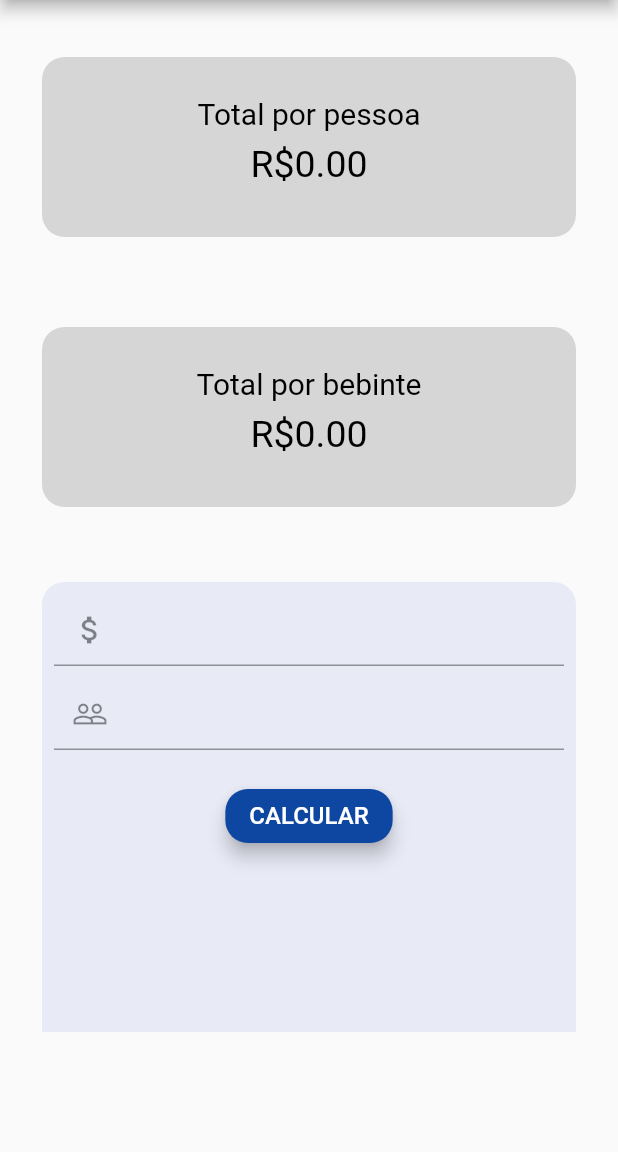
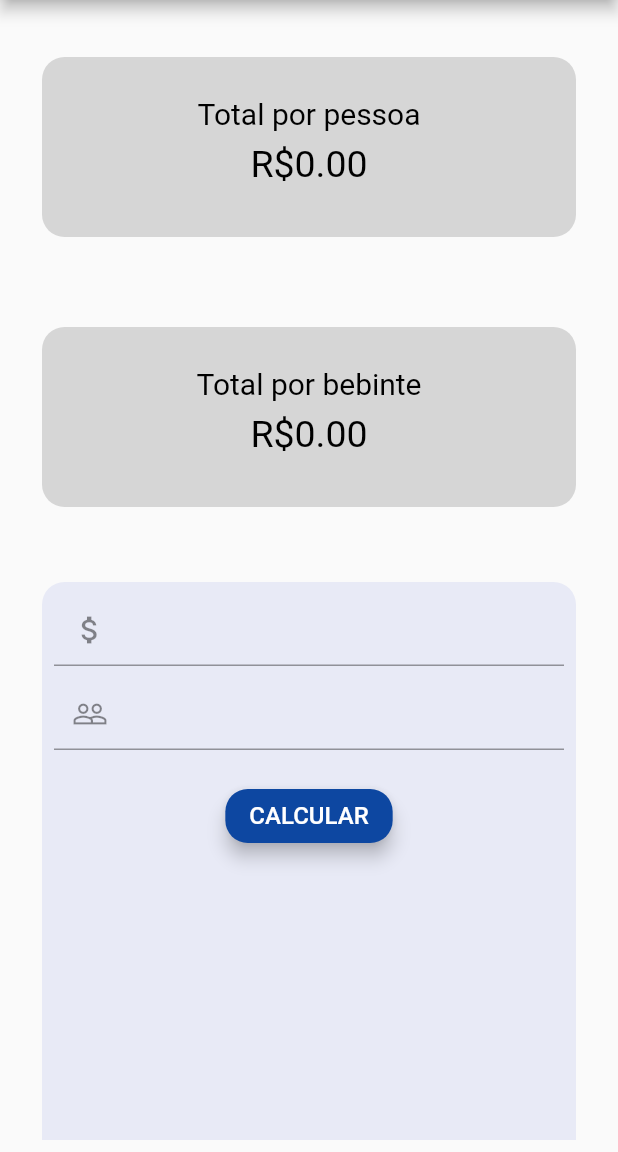
Before and after one commit to chiucchi/racha-conta, a Flutter app: the screenTwo screen opened directly, after a tap on "CALCULAR", on a phone screen of 412 x 824 dp, the part 84-1236 px from its top. Run offline on Flutter 3.47's test engine with Material 2 defaults, Android fonts, the phone set to English and light mode, and no system bars.

Commit message:
Update main.dart
I forgot to use setstate in the second screen, so the values could not change, fixed it xD

```diff
--- a/lib/main.dart
+++ b/lib/main.dart
@@ -279,7 +279,7 @@ class _screenTwoState extends State<screenTwo> {
                 ),
               ),  // segunda box
               Container (
-                height: 300.0,
+                height: 500.0,
                 margin: EdgeInsets.fromLTRB(20.0, 50.0, 20.0, 0.0),
                 decoration: BoxDecoration(
                   color: Colors.indigo[50],
@@ -300,7 +300,9 @@ class _screenTwoState extends State<screenTwo> {
                           ),
                         ),
                         onChanged: (value) {
-                          totalBebida = double.parse(value);
+                          setState(() {
+                            totalBebida = double.parse(value);
+                          });
                         },
                       ),
                     ),
@@ -317,7 +319,9 @@ class _screenTwoState extends State<screenTwo> {
                           ),
                         ),
                         onChanged: (value) {
-                          quantBebintes =  int.parse(value);
+                          setState(() {
+                            quantBebintes =  int.parse(value);
+                          });
                         },
                       ),
                     ),
@@ -325,8 +329,10 @@ class _screenTwoState extends State<screenTwo> {
                       padding: const EdgeInsets.fromLTRB(8.0, 12.0, 8.0, 8.0),
                       child: RaisedButton(
                         onPressed: () {
-                          totalBase = (totalConta - totalBebida) / quantPessoas; // calculo preco base
-                          contaBebinte = totalBase + (totalBebida/quantBebintes); // valor pra quem bebeu (preco base + divisao da bebida)
+                          setState(() {
+                            totalBase = (totalConta - totalBebida) / quantPessoas; // calculo preco base
+                            contaBebinte = totalBase + (totalBebida/quantBebintes); // valor pra quem bebeu (preco base + divisao da bebida)
+                          });
                         },
                         child: Text("CALCULAR",
                             style: TextStyle(
```
